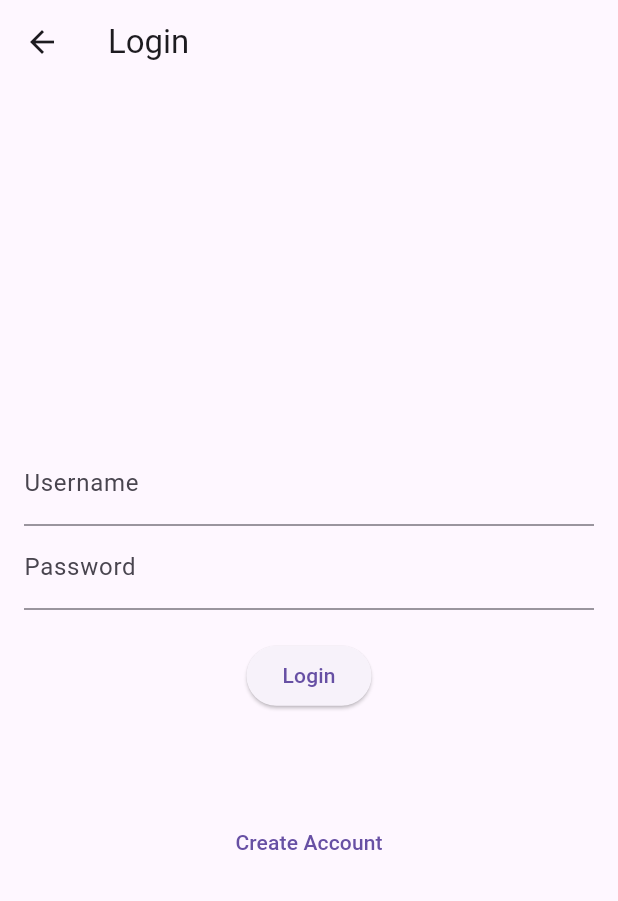
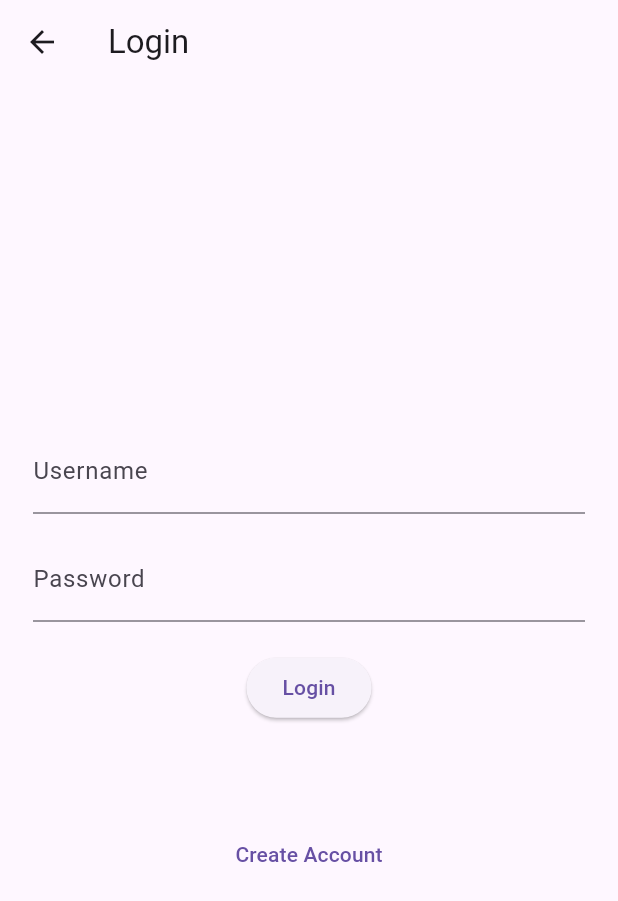
Before and after one commit to Cloudsy55/cloudsy55.github.io, a Flutter app: the LoginPage screen opened by its route, on a phone screen of 412 x 824 dp. Shown: the top 901 px of the screen. Run offline on Flutter 3.47's test engine with Material 3 defaults, Android fonts, the light colour scheme and no system bars.

Commit message:
Updates for login page

```diff
--- a/lib/login_page.dart
+++ b/lib/login_page.dart
@@ -16,15 +16,15 @@ class _LoginPageState extends State<LoginPage> {
       String username = _usernameController.text;
       String password = _passwordController.text;
 
+      setState(() {
         if (username == 'admin' && password == 'password') {
-        setState(() {
           _loginMessage = "Login successful!";
+          _usernameController.clear();
+          _passwordController.clear();
+        } else {
+          _loginMessage = "Invalid username or password.";
+        }
       });
-      } else {
-        setState(() {
-          _loginMessage = "Invalid username or password.";
-        });
-      }
     }
   }
 
@@ -32,10 +32,14 @@ class _LoginPageState extends State<LoginPage> {
   Widget build(BuildContext context) {
     return Scaffold(
       appBar: AppBar(title: Text("Login")),
-      body: Padding(
+      body: Center(
+        child: ConstrainedBox(
+          constraints: BoxConstraints(maxWidth: 400),
+          child: Padding(
             padding: EdgeInsets.all(16.0),
             child: Column(
               mainAxisAlignment: MainAxisAlignment.center,
+              crossAxisAlignment: CrossAxisAlignment.stretch,
               children: [
                 Form(
                   key: _formKey,
@@ -51,6 +55,7 @@ class _LoginPageState extends State<LoginPage> {
                           return null;
                         },
                       ),
+                      SizedBox(height: 16), // Space between fields
                       TextFormField(
                         controller: _passwordController,
                         decoration: InputDecoration(labelText: "Password"),
@@ -77,6 +82,7 @@ class _LoginPageState extends State<LoginPage> {
                     color: _loginMessage == "Login successful!" ? Colors.green : Colors.red,
                     fontSize: 16,
                   ),
+                  textAlign: TextAlign.center,
                 ),
                 SizedBox(height: 20),
                 TextButton(
@@ -88,6 +94,8 @@ class _LoginPageState extends State<LoginPage> {
               ],
             ),
           ),
+        ),
+      ),
     );
   }
 }
```
Also changed, not shown: lib/payment_page.dart (+14 -2 lines), lib/welcome_page.dart (+42 -6 lines). Lines whose indentation alone changed are shown as unchanged.
